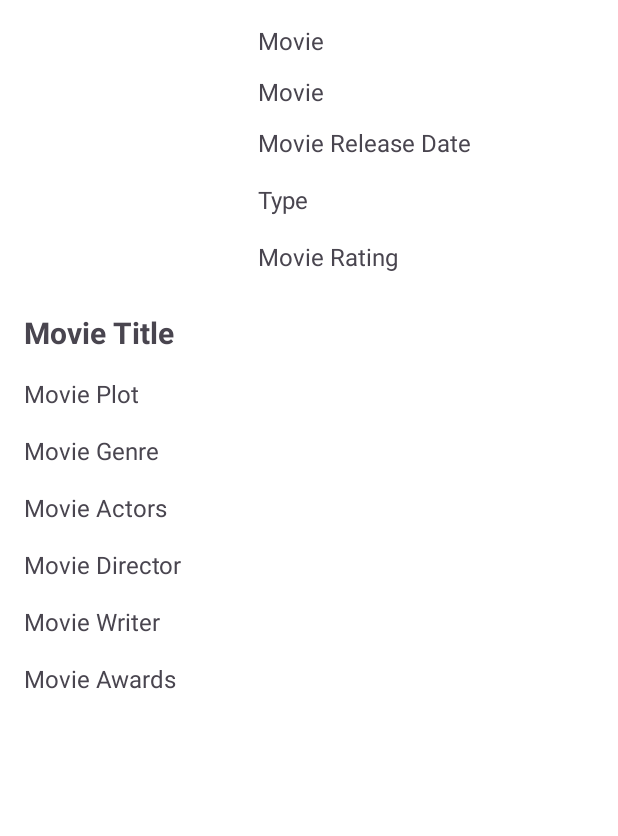
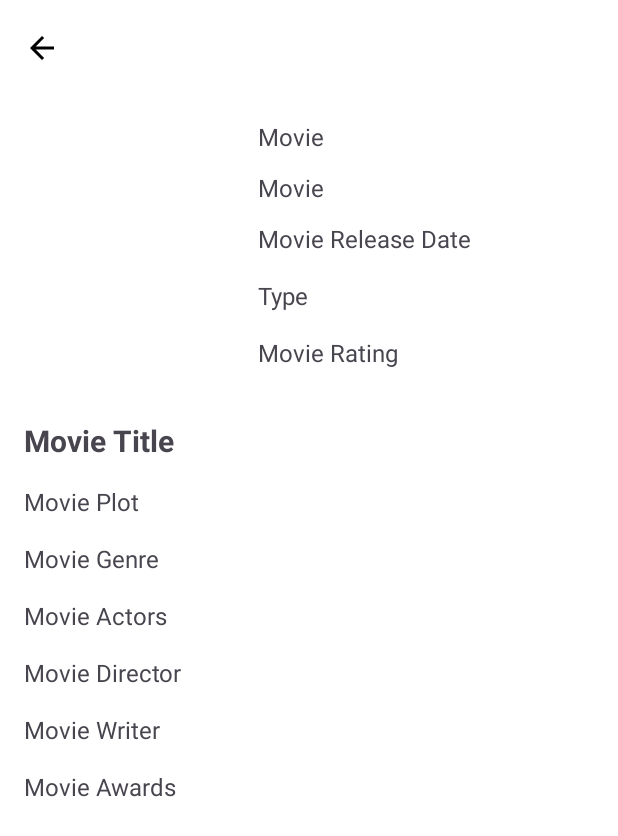
Before and after one commit to cintyagomes/movie-catalog-app, an Android app: the fragment MovieDetailFragment placed in its activity, on a phone screen of 412 x 824 dp. Shown: the top 836 px of the screen. Run offline under Robolectric (Android 15) with nearby library versions, the phone set to English and light mode, and no system bars; our stand-ins replace Dagger/Hilt's generated code; pictures from the network do not load.

Commit message:
feat: Adds back button to the movie catalog

```diff
--- a/app/src/main/java/com/omdbapi/ui/MovieDetailFragment.kt
+++ b/app/src/main/java/com/omdbapi/ui/MovieDetailFragment.kt
@@ -5,9 +5,12 @@ import android.view.LayoutInflater
 import android.view.View
 import android.view.ViewGroup
 import android.widget.Toast
+import androidx.appcompat.app.AppCompatActivity
 import androidx.fragment.app.Fragment
 import androidx.lifecycle.ViewModelProvider
+import androidx.navigation.findNavController
 import com.bumptech.glide.Glide
+import com.omdbapi.MainActivity
 import com.omdbapi.R
 import com.omdbapi.databinding.FragmentMovieDetailBinding
 import com.omdbapi.di.DaggerAppComponent
@@ -31,6 +34,17 @@ class MovieDetailFragment : Fragment(R.layout.fragment_movie_detail) {
             this,
             MovieViewModelFactory(repository)
         )[MovieViewModel::class.java]
+
+        binding.toolbar.apply {
+            (activity as? AppCompatActivity)?.setSupportActionBar(this)
+            (activity as? AppCompatActivity)?.supportActionBar?.setDisplayShowTitleEnabled(false)
+            setNavigationIcon(R.drawable.ic_arrow_back)
+
+            setNavigationOnClickListener {
+                val navController = (activity as? MainActivity)?.findNavController(R.id.nav_host_fragment)
+                navController?.navigateUp()
+            }
+        }
 
         return binding.root
     }
--- a/app/src/main/res/layout/fragment_movie_detail.xml
+++ b/app/src/main/res/layout/fragment_movie_detail.xml
@@ -4,40 +4,51 @@
     android:layout_width="match_parent"
     android:layout_height="match_parent"
     android:orientation="vertical"
-    android:background="@color/white"
-    android:padding="16dp">
+    android:background="@color/white" >
+
+    <androidx.appcompat.widget.Toolbar
+        android:id="@+id/toolbar"
+        android:layout_width="match_parent"
+        android:layout_height="wrap_content"
+        android:background="@color/white"
+        android:elevation="4dp"
+        android:theme="?attr/actionBarTheme"
+        android:title="@string/go_back_button"
+        app:layout_constraintEnd_toEndOf="parent"
+        app:layout_constraintStart_toStartOf="parent"
+        app:layout_constraintTop_toTopOf="parent"
+        app:titleTextColor="@color/white" />
 
     <ImageView
         android:id="@+id/poster"
         android:layout_width="140dp"
-        android:layout_height="176dp"
+        android:layout_height="184dp"
         android:contentDescription="@string/movie_poster"
         android:scaleType="centerCrop"
-        app:layout_constraintEnd_toEndOf="parent"
-        app:layout_constraintHorizontal_bias="0.0"
+        android:layout_marginTop="16dp"
+        android:layout_marginHorizontal="16dp"
         app:layout_constraintStart_toStartOf="parent"
-        app:layout_constraintTop_toTopOf="parent" />
+        app:layout_constraintTop_toBottomOf="@+id/toolbar" />
 
     <TextView
         android:id="@+id/language"
         android:layout_width="98dp"
         android:layout_height="18dp"
-        android:layout_marginHorizontal="16dp"
         android:text="@string/movie_language"
         android:textSize="16sp"
-        app:layout_constraintEnd_toEndOf="parent"
-        app:layout_constraintHorizontal_bias="0.0"
+        android:paddingHorizontal="16dp"
+        android:layout_marginTop="16dp"
         app:layout_constraintStart_toEndOf="@+id/poster"
-        app:layout_constraintTop_toTopOf="parent" />
+        app:layout_constraintTop_toBottomOf="@+id/toolbar" />
 
     <TextView
         android:id="@+id/runtime"
         android:layout_width="98dp"
         android:layout_height="18dp"
-        android:layout_marginHorizontal="16dp"
-        android:layout_marginTop="16dp"
         android:text="@string/movie_runtime"
         android:textSize="16sp"
+        android:paddingHorizontal="16dp"
+        android:layout_marginTop="16dp"
         app:layout_constraintEnd_toEndOf="parent"
         app:layout_constraintHorizontal_bias="0.0"
         app:layout_constraintStart_toEndOf="@+id/poster"
@@ -47,10 +58,10 @@
         android:id="@+id/release_date"
         android:layout_width="wrap_content"
         android:layout_height="wrap_content"
-        android:layout_marginHorizontal="16dp"
-        android:layout_marginTop="16dp"
         android:text="@string/movie_release_date"
         android:textSize="16sp"
+        android:paddingHorizontal="16dp"
+        android:layout_marginTop="16dp"
         app:layout_constraintStart_toEndOf="@+id/poster"
         app:layout_constraintTop_toBottomOf="@+id/runtime" />
 
@@ -58,10 +69,10 @@
         android:id="@+id/type"
         android:layout_width="wrap_content"
         android:layout_height="wrap_content"
-        android:layout_marginHorizontal="16dp"
-        android:layout_marginTop="16dp"
         android:text="@string/type"
         android:textSize="16sp"
+        android:paddingHorizontal="16dp"
+        android:layout_marginTop="16dp"
         app:layout_constraintEnd_toEndOf="parent"
         app:layout_constraintHorizontal_bias="0.0"
         app:layout_constraintStart_toEndOf="@+id/poster"
@@ -71,10 +82,10 @@
         android:id="@+id/imdbRating"
         android:layout_width="wrap_content"
         android:layout_height="wrap_content"
-        android:layout_marginTop="16dp"
         android:text="@string/movie_rating"
         android:textSize="16sp"
-        android:layout_marginHorizontal="16dp"
+        android:paddingHorizontal="16dp"
+        android:layout_marginTop="16dp"
         app:layout_constraintEnd_toEndOf="parent"
         app:layout_constraintHorizontal_bias="0.0"
         app:layout_constraintStart_toEndOf="@+id/poster"
@@ -84,10 +95,11 @@
         android:id="@+id/title"
         android:layout_width="wrap_content"
         android:layout_height="wrap_content"
-        android:layout_marginTop="16dp"
         android:text="@string/movie_title"
         android:textSize="20sp"
         android:textStyle="bold"
+        android:paddingHorizontal="16dp"
+        android:layout_marginTop="16dp"
         app:layout_constraintEnd_toEndOf="parent"
         app:layout_constraintHorizontal_bias="0.0"
         app:layout_constraintStart_toStartOf="parent"
@@ -97,9 +109,10 @@
         android:id="@+id/plot"
         android:layout_width="wrap_content"
         android:layout_height="wrap_content"
-        android:layout_marginTop="16dp"
         android:text="@string/movie_plot"
         android:textSize="16sp"
+        android:layout_marginTop="16dp"
+        android:paddingHorizontal="16dp"
         app:layout_constraintEnd_toEndOf="parent"
         app:layout_constraintHorizontal_bias="0.0"
         app:layout_constraintStart_toStartOf="parent"
@@ -109,9 +122,10 @@
         android:id="@+id/genre"
         android:layout_width="wrap_content"
         android:layout_height="wrap_content"
-        android:layout_marginTop="16dp"
         android:text="@string/movie_genre"
         android:textSize="16sp"
+        android:paddingHorizontal="16dp"
+        android:layout_marginTop="16dp"
         app:layout_constraintEnd_toEndOf="parent"
         app:layout_constraintHorizontal_bias="0.0"
         app:layout_constraintStart_toStartOf="parent"
@@ -121,9 +135,10 @@
         android:id="@+id/actors"
         android:layout_width="wrap_content"
         android:layout_height="wrap_content"
-        android:layout_marginTop="16dp"
         android:text="@string/movie_actors"
         android:textSize="16sp"
+        android:paddingHorizontal="16dp"
+        android:layout_marginTop="16dp"
         app:layout_constraintEnd_toEndOf="parent"
         app:layout_constraintHorizontal_bias="0.0"
         app:layout_constraintStart_toStartOf="parent"
@@ -133,9 +148,10 @@
         android:id="@+id/director"
         android:layout_width="wrap_content"
         android:layout_height="wrap_content"
-        android:layout_marginTop="16dp"
         android:text="@string/movie_director"
         android:textSize="16sp"
+        android:paddingHorizontal="16dp"
+        android:layout_marginTop="16dp"
         app:layout_constraintEnd_toEndOf="parent"
         app:layout_constraintHorizontal_bias="0.0"
         app:layout_constraintStart_toStartOf="parent"
@@ -145,9 +161,10 @@
         android:id="@+id/writer"
         android:layout_width="wrap_content"
         android:layout_height="wrap_content"
-        android:layout_marginTop="16dp"
         android:text="@string/movie_writer"
         android:textSize="16sp"
+        android:paddingHorizontal="16dp"
+        android:layout_marginTop="16dp"
         app:layout_constraintEnd_toEndOf="parent"
         app:layout_constraintHorizontal_bias="0.0"
         app:layout_constraintStart_toStartOf="parent"
@@ -157,9 +174,10 @@
         android:id="@+id/awards"
         android:layout_width="wrap_content"
         android:layout_height="wrap_content"
-        android:layout_marginTop="16dp"
         android:text="@string/movie_awards"
         android:textSize="16sp"
+        android:paddingHorizontal="16dp"
+        android:layout_marginTop="16dp"
         app:layout_constraintEnd_toEndOf="parent"
         app:layout_constraintHorizontal_bias="0.0"
         app:layout_constraintStart_toStartOf="parent"
```
